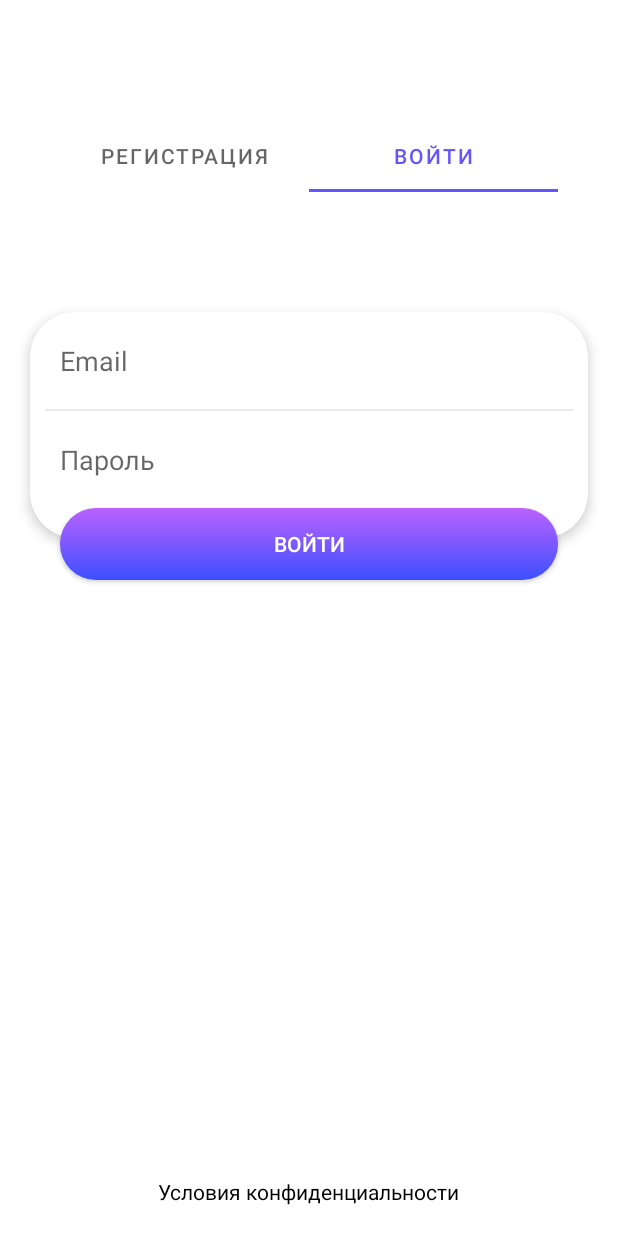
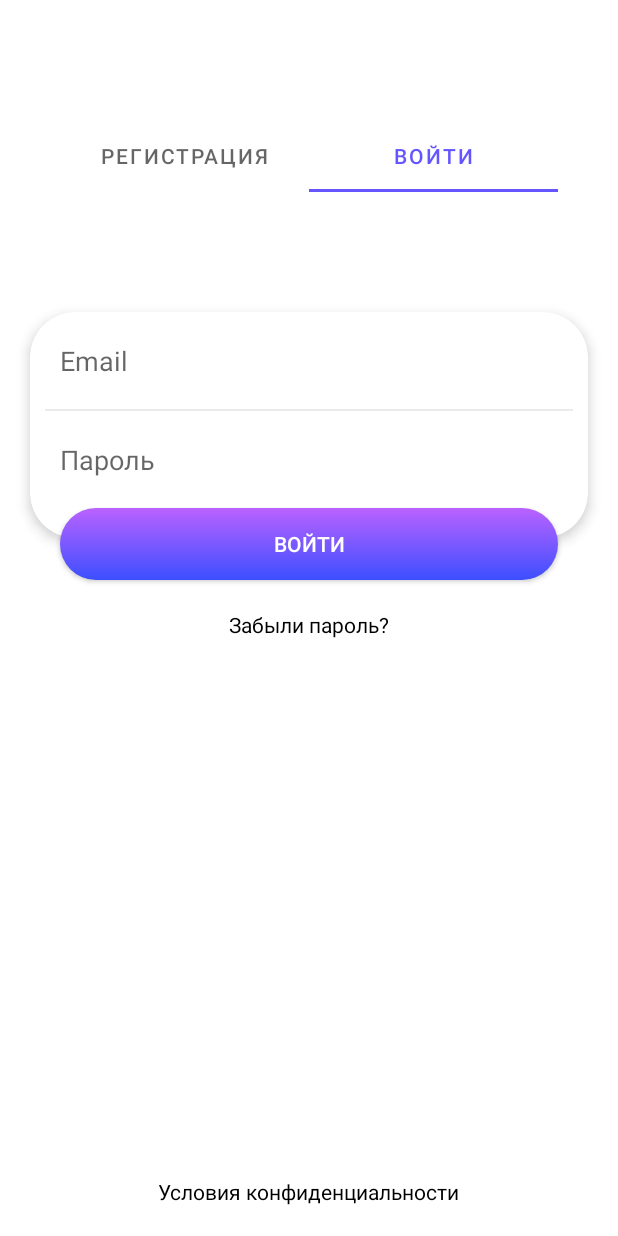
Before and after one commit to khoshimov2018/android, an Android app: the screen it shows after launch (RegisterActivity), tab 2 chosen, on a phone screen of 412 x 824 dp. Run offline under Robolectric (Android 15) with nearby library versions, the phone set to English and light mode, and no system bars.

Commit message:
Added forgot password option

```diff
--- a/app/src/main/res/layout/login_fragment.xml
+++ b/app/src/main/res/layout/login_fragment.xml
@@ -63,14 +63,24 @@
         </FrameLayout>
 
         <androidx.appcompat.widget.AppCompatButton
+            android:id="@+id/loginButton"
             android:layout_width="match_parent"
             android:layout_height="wrap_content"
             android:layout_below="@+id/cardView"
             android:layout_marginHorizontal="@dimen/xLargeMargin"
             android:layout_marginTop="-30dp"
-            android:layout_marginBottom="@dimen/xLargeMargin"
             android:background="@drawable/round_button_background"
             android:text="@string/login"
             android:textColor="@android:color/white" />
+
+        <androidx.appcompat.widget.AppCompatTextView
+            android:layout_width="wrap_content"
+            android:layout_height="wrap_content"
+            android:layout_below="@+id/loginButton"
+            android:layout_centerHorizontal="true"
+            android:layout_marginTop="@dimen/largeMargin"
+            android:layout_marginBottom="@dimen/xLargeMargin"
+            android:text="@string/forgot_password"
+            android:textColor="@color/textColor" />
     </RelativeLayout>
 </ScrollView>
--- a/app/src/main/res/values/strings.xml
+++ b/app/src/main/res/values/strings.xml
@@ -9,4 +9,5 @@
     <string name="ok">OK</string>
     <string name="cancel">Cancel</string>
     <string name="register_now">Зарегистрироваться</string>
+    <string name="forgot_password">Забыли пароль?</string>
 </resources>
```
